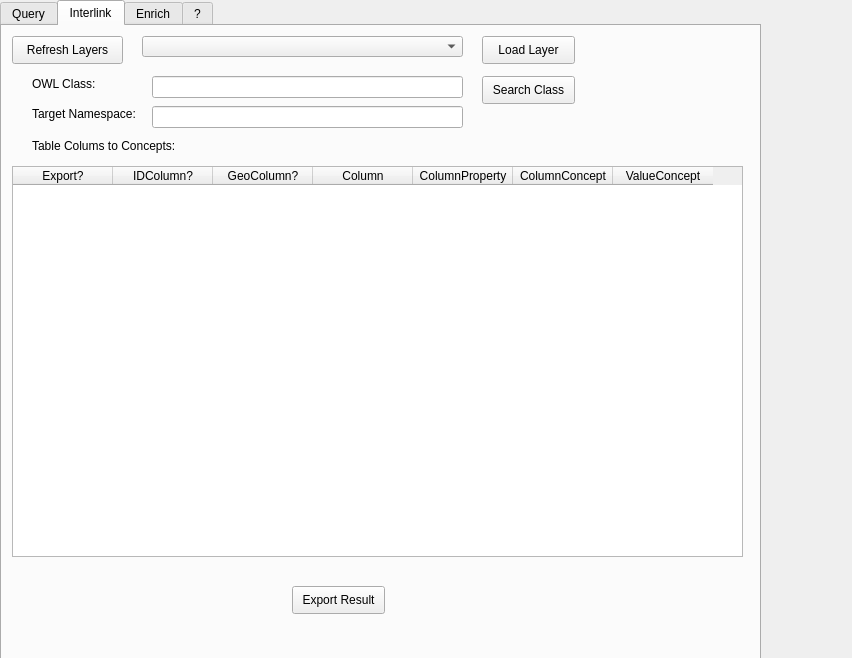
Qt form sparql_unicorn/sparql_unicorn_dialog_base.ui (sparqlunicorn/sparqlunicornGoesGIS) before a commit.
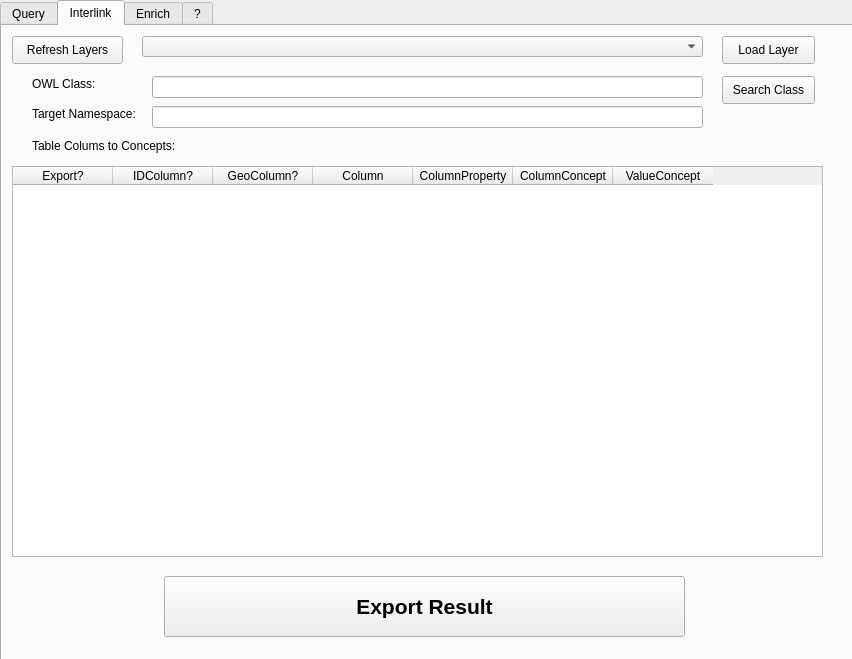
The same form after that commit. The open tabs and pages were chosen to show the change.

```diff
--- a/sparql_unicorn/sparql_unicorn_dialog_base.ui
+++ b/sparql_unicorn/sparql_unicorn_dialog_base.ui
@@ -7,7 +7,7 @@
     <x>0</x>
     <y>0</y>
     <width>852</width>
-    <height>658</height>
+    <height>659</height>
    </rect>
   </property>
   <property name="windowTitle">
@@ -31,7 +31,7 @@
     <rect>
      <x>0</x>
      <y>0</y>
-     <width>761</width>
+     <width>861</width>
      <height>661</height>
     </rect>
    </property>
@@ -351,10 +351,16 @@
       <rect>
        <x>10</x>
        <y>140</y>
-       <width>731</width>
+       <width>811</width>
        <height>391</height>
       </rect>
      </property>
+     <property name="minimumSize">
+      <size>
+       <width>811</width>
+       <height>0</height>
+      </size>
+     </property>
      <property name="baseSize">
       <size>
        <width>4</width>
@@ -406,10 +412,10 @@
     <widget class="QPushButton" name="exportInterlink">
      <property name="geometry">
       <rect>
-       <x>290</x>
-       <y>560</y>
-       <width>93</width>
-       <height>28</height>
+       <x>162</x>
+       <y>550</y>
+       <width>521</width>
+       <height>61</height>
       </rect>
      </property>
      <property name="baseSize">
@@ -418,6 +424,13 @@
        <height>0</height>
       </size>
      </property>
+     <property name="font">
+      <font>
+       <pointsize>16</pointsize>
+       <weight>75</weight>
+       <bold>true</bold>
+      </font>
+     </property>
      <property name="text">
       <string>Export Result</string>
      </property>
@@ -425,7 +438,7 @@
     <widget class="QPushButton" name="loadLayerInterlink">
      <property name="geometry">
       <rect>
-       <x>480</x>
+       <x>720</x>
        <y>10</y>
        <width>93</width>
        <height>28</height>
@@ -453,7 +466,7 @@
       <rect>
        <x>140</x>
        <y>10</y>
-       <width>321</width>
+       <width>561</width>
        <height>21</height>
       </rect>
      </property>
@@ -463,7 +476,7 @@
       <rect>
        <x>150</x>
        <y>50</y>
-       <width>311</width>
+       <width>551</width>
        <height>22</height>
       </rect>
      </property>
@@ -512,7 +525,7 @@
       <rect>
        <x>150</x>
        <y>80</y>
-       <width>311</width>
+       <width>551</width>
        <height>22</height>
       </rect>
      </property>
@@ -520,7 +533,7 @@
     <widget class="QPushButton" name="searchClass">
      <property name="geometry">
       <rect>
-       <x>480</x>
+       <x>720</x>
        <y>50</y>
        <width>93</width>
        <height>28</height>
```
Left out of the diff: 26 changed lines with no effect on the pictures.
